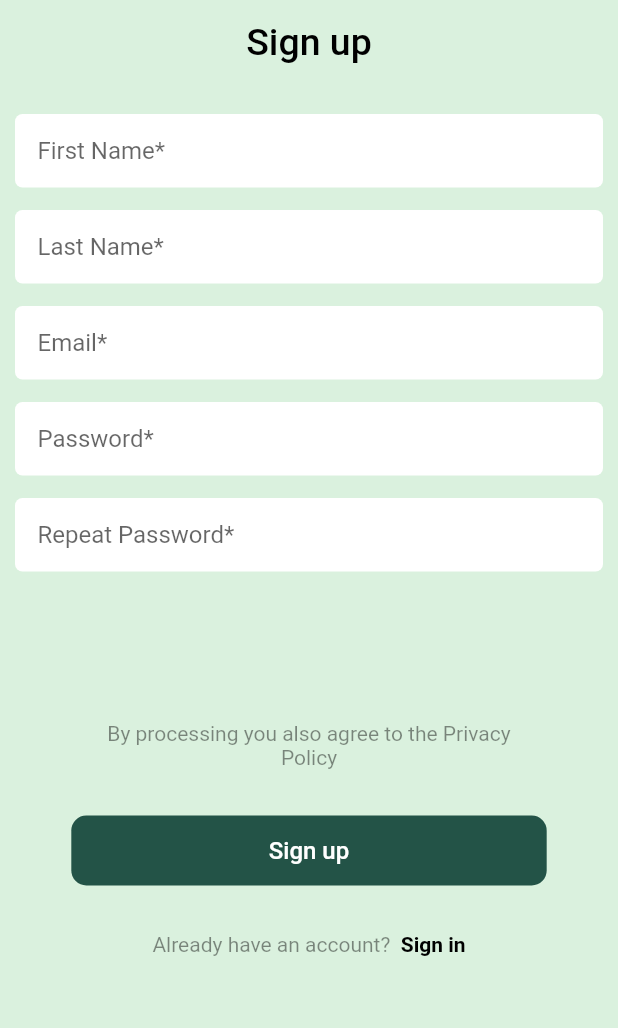
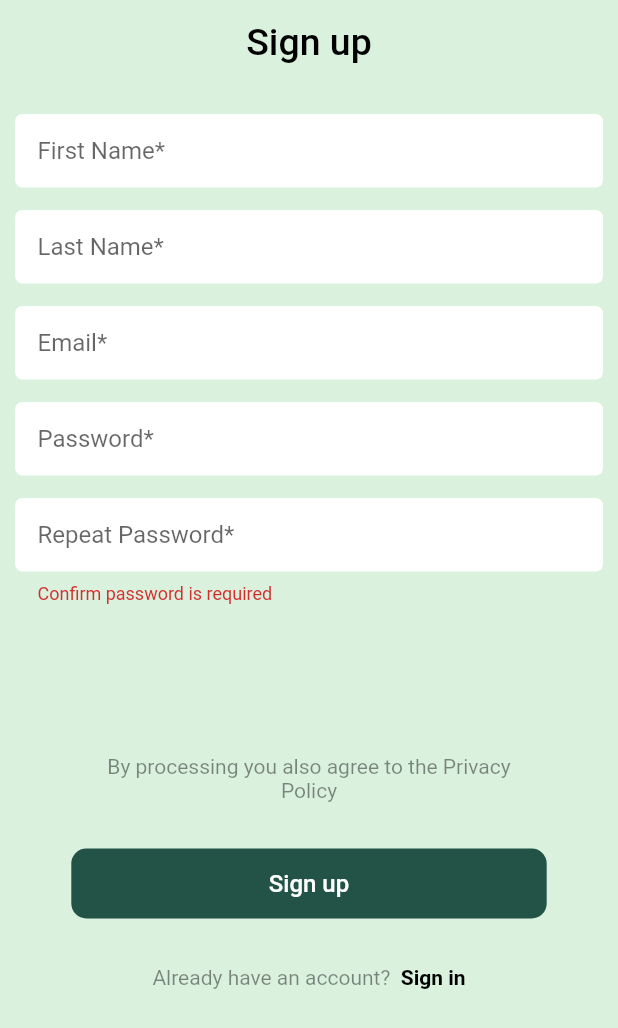
Before and after one commit to bobga/simustock, a Flutter app: the SignupForm screen opened directly, after a tap on "Sign up", on a phone screen of 412 x 824 dp. Shown: the top 1028 px of the screen. Run offline on Flutter 3.47's test engine with Material 2 defaults, Android fonts, the phone set to English and light mode, and no system bars; our stand-ins replace charts_flutter, connectivity, dropdown_search, flutter_secure_storage, pull_to_refresh, rxdart and 1 more; missing offline and left inert: flutter_vibrate, oauth2, wc_form_validators; accounts and stored records are empty; network calls fail.

Commit message:
Fourth commit

```diff
--- a/lib/src/blocs/account_bloc.dart
+++ b/lib/src/blocs/account_bloc.dart
@@ -45,8 +45,8 @@ class AccountBloc {
 
   saveAccount(
       double shareAmount, String symbol, double usdAmount, int userId) async {
-    AccountModel accountModel =
+    bool result =
         await repository.saveAccount(shareAmount, symbol, usdAmount, userId);
-    accountFetcher.sink.add(accountModel);
+    return result;
   }
 }
--- a/lib/src/resources/repository.dart
+++ b/lib/src/resources/repository.dart
@@ -17,7 +17,10 @@ class Repository {
 
   Future<StockModel> fetchAllStock() => simuStockApiProvider.fetchAllStock();
 
-  Future<AccountModel> saveAccount(
+  Future<bool> saveAccount(
           double shareAmount, String symbol, double usdAmount, int userId) =>
       simuStockApiProvider.saveAccount(shareAmount, symbol, usdAmount, userId);
+
+  Future<UserModel> userSignup(dynamic params) =>
+      simuStockApiProvider.signUpUser(params);
 }
--- a/lib/src/ui/signup.dart
+++ b/lib/src/ui/signup.dart
@@ -1,9 +1,12 @@
 import 'package:flutter/material.dart';
 import 'package:connectivity/connectivity.dart';
 import 'package:wc_form_validators/wc_form_validators.dart';
+import 'package:string_validator/string_validator.dart';
 
 import 'login.dart';
 import 'terms_of_service.dart';
+
+import '../blocs/signup_bloc.dart';
 
 class SignupForm extends StatefulWidget {
   @override
@@ -188,13 +191,16 @@ class _SignupFormState extends State<SignupForm> {
                         maxLines: 1,
                         autofocus: false,
                         obscureText: true,
-                        validator: Validators.compose([
-                          Validators.required('Password is required'),
-                          Validators.minLength(
-                              8, 'Password cannot be less than 8 characters'),
-                          Validators.maxLength(120,
-                              'Password cannot be greater than 120 characters'),
-                        ]),
+                        validator: (String value) {
+                          if (isNull(value)) {
+                            return "Confirm password is required";
+                          } else if (!isLength(value, 8, 20)) {
+                            return "Confirm password must be min 8, max 20";
+                          } else if (!equals(value, passwordController.text)) {
+                            return "Password does not match";
+                          } else
+                            return null;
+                        },
                         decoration: InputDecoration(
                           hintText: 'Repeat Password*',
                           filled: true,
@@ -258,7 +264,21 @@ class _SignupFormState extends State<SignupForm> {
                         onPressed: () {
                           check().then((internet) async {
                             if (internet == false) {
-                            } else {}
+                            } else {
+                              if (_formKey1.currentState.validate() == true) {
+                                setState(() {
+                                  load = true;
+                                });
+                                var params = {
+                                  "email": emailController.text,
+                                  "password": passwordController.text,
+                                };
+                                await bloc.userSignup(params);
+                                setState(() {
+                                  load = false;
+                                });
+                              }
+                            }
                           });
                         },
                       ),
--- a/pubspec.yaml
+++ b/pubspec.yaml
@@ -30,6 +30,7 @@ dependencies:
   cupertino_icons: ^1.0.0
   connectivity: ^0.4.6+2
   wc_form_validators: ^0.1.1
+  string_validator: ^0.1.4
   flutter_vibrate: ^1.0.0
   pull_to_refresh: ^1.6.3
   charts_flutter: ^0.9.0
```
Also changed, not shown: lib/src/blocs/signup_bloc.dart (added, +28 -0 lines), lib/src/constant/utils.dart (+5 -3 lines), lib/src/resources/simustock_api_provider.dart (+43 -6 lines), lib/src/ui/create_account.dart (+45 -3 lines), pubspec.lock.
